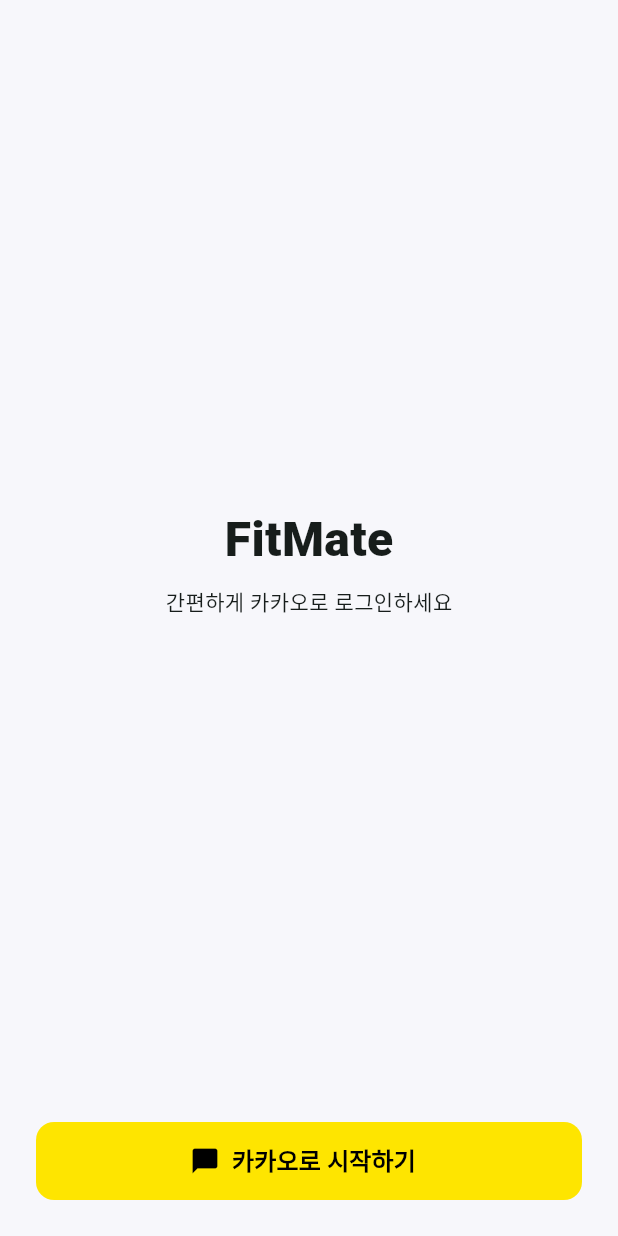
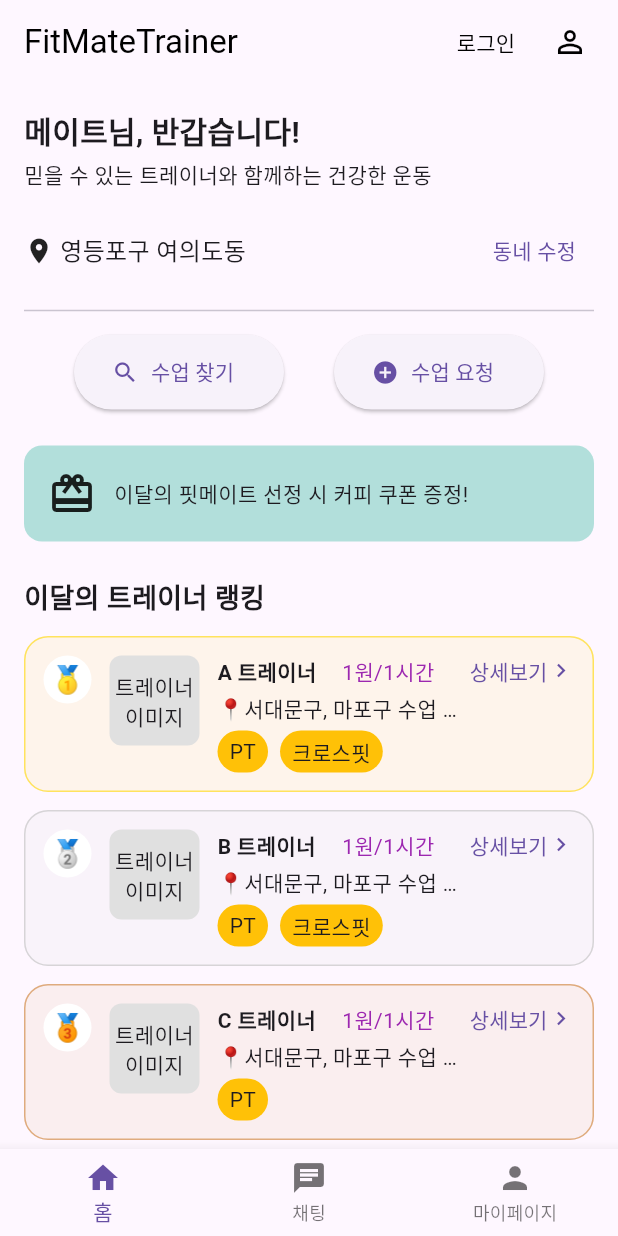
Before and after one commit to Fitmate-train/Frontend_Trainers, a Flutter app: the screen it shows after launch, on a phone screen of 412 x 824 dp. Run offline on Flutter 3.47's test engine with Material 3 defaults, Android fonts, the phone set to English and light mode, and no system bars; our stand-ins replace shared_preferences; missing offline and left inert: kakao_flutter_sdk_common, kakao_flutter_sdk_user.

Commit message:
홈화면 제작

```diff
--- /dev/null
+++ b/lib/data/dummy_trainers.dart
@@ -0,0 +1,70 @@
+import 'package:my_project_name/models/trainer_model.dart';
+
+final List<Trainer> dummyTrainers = [
+  Trainer(
+    name: 'A 트레이너',
+    location: '서대문구, 마포구 수업',
+    price: 20000,
+    type: '크로스핏',
+    imageUrls: ['assets/trainer1.jpg', 'assets/trainer2.jpg'],
+    reviewCount: 5,
+    intro: '전문 크로스핏 트레이너입니다.',
+    firstLessonRate: 0.8,
+    tags: ['PT', '크로스핏'],
+  ),
+  Trainer(
+    name: 'B 트레이너',
+    location: '서대문구, 마포구 수업',
+    price: 30000,
+    type: '크로스핏',
+    imageUrls: ['assets/trainer1.jpg', 'assets/trainer2.jpg'],
+    reviewCount: 10,
+    intro: '10년 경력의 트레이너입니다.',
+    firstLessonRate: 0.9,
+    tags: ['PT', '크로스핏'],
+  ),
+  Trainer(
+    name: 'C 트레이너',
+    location: '서대문구, 마포구 수업',
+    price: 30000,
+    type: 'PT',
+    imageUrls: ['assets/trainer1.jpg', 'assets/trainer2.jpg'],
+    reviewCount: 3,
+    intro: '근육 증량에 특화된 PT 수업.',
+    firstLessonRate: 1.0,
+    tags: ['PT'],
+  ),
+  Trainer(
+    name: 'D 트레이너',
+    location: '강남구, 서초구 수업',
+    price: 35000,
+    type: '필라테스',
+    imageUrls: ['assets/trainer1.jpg', 'assets/trainer2.jpg'],
+    reviewCount: 15,
+    intro: '재활 전문 필라테스 강사입니다.',
+    firstLessonRate: 0.7,
+    tags: ['필라테스', '재활'],
+  ),
+  Trainer(
+    name: 'E 트레이너',
+    location: '송파구, 강동구 수업',
+    price: 25000,
+    type: '요가',
+    imageUrls: ['assets/trainer1.jpg', 'assets/trainer2.jpg'],
+    reviewCount: 8,
+    intro: '마음과 몸을 치유하는 요가 지도자.',
+    firstLessonRate: 0.85,
+    tags: ['요가', '명상'],
+  ),
+  Trainer(
+    name: 'F 트레이너',
+    location: '용산구, 종로구 수업',
+    price: 40000,
+    type: 'PT',
+    imageUrls: ['assets/trainer1.jpg', 'assets/trainer2.jpg'],
+    reviewCount: 20,
+    intro: '선수 출신 PT 전문 트레이너.',
+    firstLessonRate: 0.75,
+    tags: ['PT', '바디빌딩'],
+  ),
+];
--- a/lib/login.dart
+++ b/lib/login.dart
@@ -38,7 +38,6 @@
     try {
       OAuthToken token;
       final installed = await isKakaoTalkInstalled();
-      print('Talk installed: $installed');
 
       if (installed) {
         try {
@@ -46,6 +45,8 @@
           print('KakaoTalk login OK: ${token.accessToken}');
         } catch (e, st) {
           print('KakaoTalk login error: $e\n$st');
+
+          // ✅ 취소면 조용히 끝내기 (홈으로 보내지 않음)
           if (_isUserCancelled(e)) {
             if (!mounted) return;
             ScaffoldMessenger.of(
@@ -53,7 +54,8 @@
             ).showSnackBar(const SnackBar(content: Text('로그인이 취소되었어요.')));
             return;
           }
-          // 톡 로그인 실패 시 웹 로그인 폴백
+
+          // 톡 실패 → 계정 로그인 폴백
           print('Falling back to KakaoAccount (web) login...');
           try {
             token = await UserApi.instance.loginWithKakaoAccount();
@@ -71,6 +73,7 @@
           }
         }
       } else {
+        // 톡 미설치 → 계정 로그인
         try {
           token = await UserApi.instance.loginWithKakaoAccount();
           print('KakaoAccount login OK: ${token.accessToken}');
@@ -87,10 +90,9 @@
         }
       }
 
-      // ✅ 프로필 정보 동의가 필요한 경우만 추가 스코프 요청
+      // === 여기부터 '성공 로직' ===
       final me0 = await UserApi.instance.me();
       final needsProfile = me0.kakaoAccount?.profileNeedsAgreement ?? false;
-
       if (needsProfile) {
         try {
           await UserApi.instance.loginWithNewScopes([
@@ -109,19 +111,20 @@
           }
           rethrow;
         }
-      } else {
-        print('추가 스코프 불필요');
       }
 
-      // 최종 사용자 정보 조회
       final me = await UserApi.instance.me();
       final nickname = me.kakaoAccount?.profile?.nickname ?? '사용자';
 
       final prefs = await SharedPreferences.getInstance();
       await prefs.setString('nickname', nickname);
 
+      // ✅ 성공 후 여기서 홈으로 이동
       if (!mounted) return;
-      Navigator.pushReplacementNamed(context, '/');
+      Navigator.of(
+        context,
+        rootNavigator: true,
+      ).pushNamedAndRemoveUntil('/', (route) => false);
       ScaffoldMessenger.of(
         context,
       ).showSnackBar(SnackBar(content: Text('$nickname님 환영해요!')));
--- a/lib/main.dart
+++ b/lib/main.dart
@@ -3,6 +3,8 @@
 import 'package:intl/intl.dart';
 import 'package:intl/date_symbol_data_local.dart';
 import 'package:kakao_flutter_sdk_common/kakao_flutter_sdk_common.dart';
+
+import 'screens/home_screen.dart';
 import 'login.dart';
 
 void main() async {
@@ -24,50 +26,17 @@
     return MaterialApp(
       title: 'FitMate Trainer',
       debugShowCheckedModeBanner: false,
-      theme: ThemeData(
-        colorScheme: ColorScheme.fromSeed(seedColor: const Color(0xFF00A68A)),
-        useMaterial3: true,
-        scaffoldBackgroundColor: const Color(0xFFF7F7FB),
-        appBarTheme: const AppBarTheme(
-          backgroundColor: Colors.white,
-          foregroundColor: Colors.black,
-          elevation: 0,
-        ),
-      ),
-      home: const LoginScreen(), // ✅ 첫 화면
+
+      // ✅ 집 하나만: 추천은 home 사용
+      home: const HomeScreen(),
+
+      // ✅ 네임드 라우트 테이블
+      routes: {
+        '/login': (context) => const LoginScreen(),
+        '/home': (context) => const HomeScreen(), // 안전망
+      },
+
+      // ❌ 아래 onGenerateRoute 주석 블록/중복 MaterialApp은 전부 삭제
     );
   }
 }
-
-      // 동적 라우트(인자 전달 등) 처리
-      /*  onGenerateRoute: (settings) {
-        switch (settings.name) {
-          case '/request_detail':
-            final requestId =
-                settings.arguments as String?; // ex) 'REQ-2025-0001'
-            return MaterialPageRoute(
-              builder:
-                  (_) => RequestDetailScreen(requestId: requestId ?? 'unknown'),
-              settings: settings,
-            );
-
-          // 필요 시 케이스 추가...
-          default:
-            // 알 수 없는 라우트 처리 (404 대용)
-            return MaterialPageRoute(
-              builder:
-                  (_) => Scaffold(
-                    body: Center(
-                      child: Padding(
-                        padding: const EdgeInsets.all(24),
-                        child: Text(
-                          'Unknown route: ${settings.name}',
-                          style: const TextStyle(fontSize: 16),
-                        ),
-                      ),
-                    ),
-                  ),
-              settings: settings, */
-      //   );
-      //   }
-      //  },
--- /dev/null
+++ b/lib/models/trainer_model.dart
@@ -0,0 +1,23 @@
+class Trainer {
+  final String name;
+  final String location;
+  final int price;
+  final String type;
+  final List<String> imageUrls;
+  final int reviewCount;
+  final String intro;
+  final double firstLessonRate;
+  final List<String> tags;
+
+  Trainer({
+    required this.name,
+    required this.location,
+    required this.price,
+    required this.type,
+    required this.imageUrls,
+    required this.reviewCount,
+    required this.intro,
+    required this.firstLessonRate,
+    required this.tags,
+  });
+}
--- a/lib/screens/home_screen.dart
+++ b/lib/screens/home_screen.dart
@@ -0,0 +1,324 @@
+// lib/screens/home_screen.dart
+import 'package:flutter/material.dart';
+import 'package:shared_preferences/shared_preferences.dart';
+import '../data/dummy_trainers.dart';
+import '../models/trainer_model.dart';
+import '../widgets/TopNav.dart';
+import 'package:kakao_flutter_sdk_user/kakao_flutter_sdk_user.dart';
+
+Future<String?> _getSavedNickname() async {
+  final prefs = await SharedPreferences.getInstance();
+  final name = prefs.getString('nickname');
+  if (name == null || name.trim().isEmpty) return null;
+  return name.trim();
+}
+
+class HomeScreen extends StatefulWidget {
+  const HomeScreen({super.key});
+  @override
+  State<HomeScreen> createState() => _HomeScreenState();
+}
+
+class _HomeScreenState extends State<HomeScreen> {
+  Future<void> _goLogin() async {
+    await Navigator.pushNamed(context, '/login');
+    setState(() {}); // 로그인 후 돌아오면 닉네임 다시 로드
+  }
+
+  Future<void> _logout() async {
+    try {
+      await UserApi.instance.logout(); // ✅ 카카오 토큰 로그아웃(옵션이지만 권장)
+    } catch (e) {
+      debugPrint('Kakao logout error: $e'); // 실패해도 로컬은 지움
+    }
+    final prefs = await SharedPreferences.getInstance();
+    await prefs.remove('nickname'); // ✅ 로컬 닉네임 삭제
+    if (!mounted) return;
+    setState(() {}); // UI 갱신
+    ScaffoldMessenger.of(
+      context,
+    ).showSnackBar(const SnackBar(content: Text('로그아웃 되었어요.')));
+  }
+
+  @override
+  Widget build(BuildContext context) {
+    return FutureBuilder<String?>(
+      future: _getSavedNickname(),
+      builder: (context, snap) {
+        final nickname = snap.data;
+        final isLoggedIn = (nickname != null && nickname.isNotEmpty);
+
+        final greeting = () {
+          if (snap.connectionState == ConnectionState.waiting) {
+            return '메이트님, 반갑습니다!';
+          }
+          return (nickname == null || nickname.isEmpty)
+              ? '메이트님, 반갑습니다!'
+              : '$nickname 메이트님, 반갑습니다!';
+        }();
+
+        return Scaffold(
+          appBar: TopNav(
+            isLoggedIn: isLoggedIn,
+            onLoginPressed: _goLogin,
+            onLogoutPressed: _logout,
+            onProfilePressed: () => Navigator.pushNamed(context, '/profile'),
+          ),
+          body: SingleChildScrollView(
+            padding: const EdgeInsets.all(16),
+            child: Column(
+              crossAxisAlignment: CrossAxisAlignment.start,
+              children: [
+                // ✅ 인사 메시지 (닉네임 반영)
+                Text(
+                  greeting,
+                  style: const TextStyle(
+                    fontSize: 20,
+                    fontWeight: FontWeight.bold,
+                  ),
+                ),
+                const SizedBox(height: 4),
+                const Text('믿을 수 있는 트레이너와 함께하는 건강한 운동'),
+                const SizedBox(height: 16),
+
+                // 동네 정보
+                Row(
+                  mainAxisAlignment: MainAxisAlignment.spaceBetween,
+                  children: [
+                    Row(
+                      children: const [
+                        Icon(Icons.location_on, size: 20),
+                        SizedBox(width: 4),
+                        Text('영등포구 여의도동', style: TextStyle(fontSize: 16)),
+                      ],
+                    ),
+                    TextButton(
+                      onPressed:
+                          () => Navigator.pushNamed(context, '/location_edit'),
+                      child: const Text('동네 수정'),
+                    ),
+                  ],
+                ),
+                const Divider(height: 32),
+
+                // 주요 CTA 버튼
+                Row(
+                  mainAxisAlignment: MainAxisAlignment.spaceEvenly,
+                  children: [
+                    ElevatedButton.icon(
+                      onPressed:
+                          () => Navigator.pushNamed(context, '/lesson_explore'),
+                      icon: const Icon(Icons.search),
+                      label: const Text('수업 찾기'),
+                      style: ElevatedButton.styleFrom(
+                        minimumSize: const Size(140, 50),
+                      ),
+                    ),
+                    ElevatedButton.icon(
+                      onPressed:
+                          () => Navigator.pushNamed(context, '/lesson_request'),
+                      icon: const Icon(Icons.add_circle),
+                      label: const Text('수업 요청'),
+                      style: ElevatedButton.styleFrom(
+                        minimumSize: const Size(140, 50),
+                      ),
+                    ),
+                  ],
+                ),
+                const SizedBox(height: 24),
+
+                // 이벤트 배너
+                Container(
+                  padding: const EdgeInsets.all(16),
+                  decoration: BoxDecoration(
+                    color: Colors.teal[100],
+                    borderRadius: BorderRadius.circular(12),
+                  ),
+                  child: Row(
+                    children: const [
+                      Icon(Icons.card_giftcard, size: 32),
+                      SizedBox(width: 12),
+                      Expanded(child: Text('이달의 핏메이트 선정 시 커피 쿠폰 증정!')),
+                    ],
+                  ),
+                ),
+                const SizedBox(height: 24),
+
+                // 트레이너 랭킹
+                // --- 랭킹 섹션 교체 ---
+                const Text(
+                  '이달의 트레이너 랭킹',
+                  style: TextStyle(fontSize: 18, fontWeight: FontWeight.bold),
+                ),
+                const SizedBox(height: 12),
+
+                Column(
+                  children:
+                      dummyTrainers.take(3).toList().asMap().entries.map((
+                        entry,
+                      ) {
+                        final rank = entry.key + 1;
+                        final t = entry.value;
+
+                        const medalEmojis = ['🥇', '🥈', '🥉'];
+                        const medalColors = [
+                          Color(0xFFFFD700), // Gold
+                          Color(0xFFC0C0C0), // Silver
+                          Color(0xFFCD7F32), // Bronze
+                        ];
+                        final color = medalColors[rank - 1];
+                        final emoji = medalEmojis[rank - 1];
+
+                        return Container(
+                          margin: const EdgeInsets.only(bottom: 12),
+                          padding: const EdgeInsets.all(12),
+                          decoration: BoxDecoration(
+                            color: color.withOpacity(0.08),
+                            border: Border.all(color: color.withOpacity(0.6)),
+                            borderRadius: BorderRadius.circular(16),
+                          ),
+                          child: Row(
+                            crossAxisAlignment: CrossAxisAlignment.start,
+                            children: [
+                              // 메달 배지
+                              CircleAvatar(
+                                radius: 16,
+                                backgroundColor: Colors.white,
+                                child: Text(
+                                  emoji,
+                                  style: const TextStyle(fontSize: 18),
+                                ),
+                              ),
+                              const SizedBox(width: 12),
+
+                              // 썸네일
+                              Container(
+                                width: 60,
+                                height: 60,
+                                decoration: BoxDecoration(
+                                  color: Colors.grey[300],
+                                  borderRadius: BorderRadius.circular(8),
+                                ),
+                                alignment: Alignment.center,
+                                child: const Text(
+                                  '트레이너\n이미지',
+                                  textAlign: TextAlign.center,
+                                ),
+                              ),
+                              const SizedBox(width: 12),
+
+                              // 본문(이 부분을 Expanded로 감싸서 넘치지 않게)
+                              Expanded(
+                                child: Column(
+                                  crossAxisAlignment: CrossAxisAlignment.start,
+                                  children: [
+                                    // 이름 + 가격 (가격은 Flexible + ellipsis)
+                                    Row(
+                                      children: [
+                                        Expanded(
+                                          child: Text(
+                                            t.name,
+                                            style: const TextStyle(
+                                              fontWeight: FontWeight.bold,
+                                            ),
+                                            maxLines: 1,
+                                            overflow: TextOverflow.ellipsis,
+                                          ),
+                                        ),
+                                        const SizedBox(width: 6),
+                                        Flexible(
+                                          child: Text(
+                                            '${t.firstLessonRate.toStringAsFixed(0)}원/1시간',
+                                            style: const TextStyle(
+                                              color: Colors.purple,
+                                            ),
+                                            maxLines: 1,
+                                            softWrap: false,
+                                            overflow: TextOverflow.ellipsis,
+                                          ),
+                                        ),
+                                      ],
+                                    ),
+                                    const SizedBox(height: 4),
+
+                                    // 위치(길면 줄임)
+                                    Text(
+                                      '📍${t.location} 수업',
+                                      maxLines: 1,
+                                      overflow: TextOverflow.ellipsis,
+                                    ),
+                                    const SizedBox(height: 4),
+
+                                    // 태그는 Wrap으로 줄바꿈 허용 → 가로 오버플로우 방지
+                                    Wrap(
+                                      spacing: 8,
+                                      runSpacing: 8,
+                                      children:
+                                          t.tags.map((tag) {
+                                            return Container(
+                                              padding:
+                                                  const EdgeInsets.symmetric(
+                                                    horizontal: 8,
+                                                    vertical: 4,
+                                                  ),
+                                              decoration: BoxDecoration(
+                                                color: Colors.amber,
+                                                borderRadius:
+                                                    BorderRadius.circular(20),
+                                              ),
+                                              child: Text(tag),
+                                            );
+                                          }).toList(),
+                                    ),
+                                  ],
+                                ),
+                              ),
+
+                              const SizedBox(width: 8),
+
+                              // '상세보기' 버튼 (최소 크기/패딩 제거 + mainAxisSize.min)
+                              TextButton(
+                                onPressed:
+                                    () => Navigator.pushNamed(
+                                      context,
+                                      '/lesson_detail',
+                                      arguments: t,
+                                    ),
+                                style: TextButton.styleFrom(
+                                  padding: EdgeInsets.zero,
+                                  minimumSize: const Size(0, 0),
+                                  tapTargetSize:
+                                      MaterialTapTargetSize.shrinkWrap,
+                                ),
+                                child: Row(
+                                  mainAxisSize: MainAxisSize.min,
+                                  children: const [
+                                    Text('상세보기'),
+                                    Icon(Icons.chevron_right, size: 18),
+                                  ],
+                                ),
+                              ),
+                            ],
+                          ),
+                        );
+                      }).toList(),
+                ),
+              ],
+            ),
+          ),
+          bottomNavigationBar: BottomNavigationBar(
+            items: const [
+              BottomNavigationBarItem(icon: Icon(Icons.home), label: '홈'),
+              BottomNavigationBarItem(icon: Icon(Icons.chat), label: '채팅'),
+              BottomNavigationBarItem(icon: Icon(Icons.person), label: '마이페이지'),
+            ],
+            currentIndex: 0,
+            onTap: (index) {
+              // TODO: 페이지 전환
+            },
+          ),
+        );
+      },
+    );
+  }
+}
--- /dev/null
+++ b/lib/widgets/TopNav.dart
@@ -0,0 +1,59 @@
+import 'package:flutter/material.dart';
+
+class TopNav extends StatelessWidget implements PreferredSizeWidget {
+  final bool isLoggedIn;
+  final VoidCallback? onLoginPressed;
+  final VoidCallback? onLogoutPressed;
+  final VoidCallback? onProfilePressed;
+
+  const TopNav({
+    super.key,
+    required this.isLoggedIn,
+    this.onLoginPressed,
+    this.onLogoutPressed,
+    this.onProfilePressed,
+  });
+
+  @override
+  Size get preferredSize => const Size.fromHeight(kToolbarHeight);
+
+  @override
+  Widget build(BuildContext context) {
+    return AppBar(
+      elevation: 0,
+      title: const Text(
+        'FitMateTrainer',
+        style: TextStyle(color: Colors.black),
+      ),
+      iconTheme: const IconThemeData(color: Colors.black),
+      actions: [
+        TextButton(
+          style: TextButton.styleFrom(foregroundColor: Colors.black),
+          child: Text(isLoggedIn ? '로그아웃' : '로그인'),
+          onPressed: () {
+            if (isLoggedIn) {
+              onLogoutPressed?.call();
+            } else {
+              // 콜백이 있으면 그거 호출, 없으면 기본으로 /login 이동
+              if (onLoginPressed != null) {
+                onLoginPressed!();
+              } else {
+                final current = ModalRoute.of(context)?.settings.name;
+                if (current != '/login') {
+                  Navigator.of(context).pushNamed('/login');
+                }
+              }
+            }
+          },
+        ),
+        IconButton(
+          onPressed: onProfilePressed,
+          icon: const Icon(Icons.person_outline),
+          color: Colors.black,
+          tooltip: '마이페이지',
+        ),
+        const SizedBox(width: 8),
+      ],
+    );
+  }
+}
```
Also changed, not shown: 20 other files.
